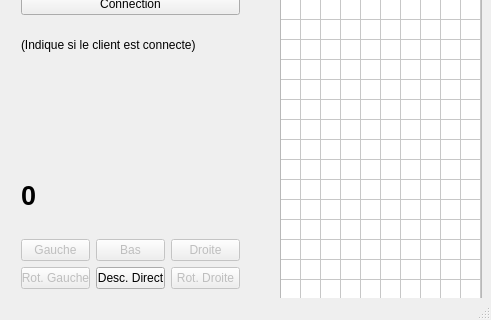
This is ClientClassique/mainwindow.ui in Aranud/PI3A_Tetris as Qt 5 draws it before an edit; both pictures show x 0 to 491 and y 147 to 467 of the 491 by 467 pixel window. The edited form follows.
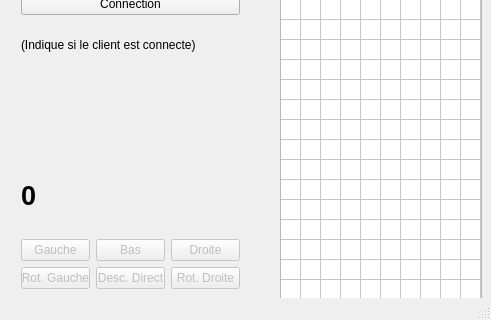
This is the edited form.

Patch:
```diff
--- a/ClientClassique/mainwindow.ui
+++ b/ClientClassique/mainwindow.ui
@@ -232,6 +232,9 @@
        </item>
        <item row="1" column="1">
         <widget class="QPushButton" name="boutonDescDirect">
+         <property name="enabled">
+          <bool>false</bool>
+         </property>
          <property name="text">
           <string>Desc. Direct</string>
          </property>
```
Left out of the diff: 24 changed lines with no effect on the pictures. Lines whose indentation alone changed are shown as unchanged.
